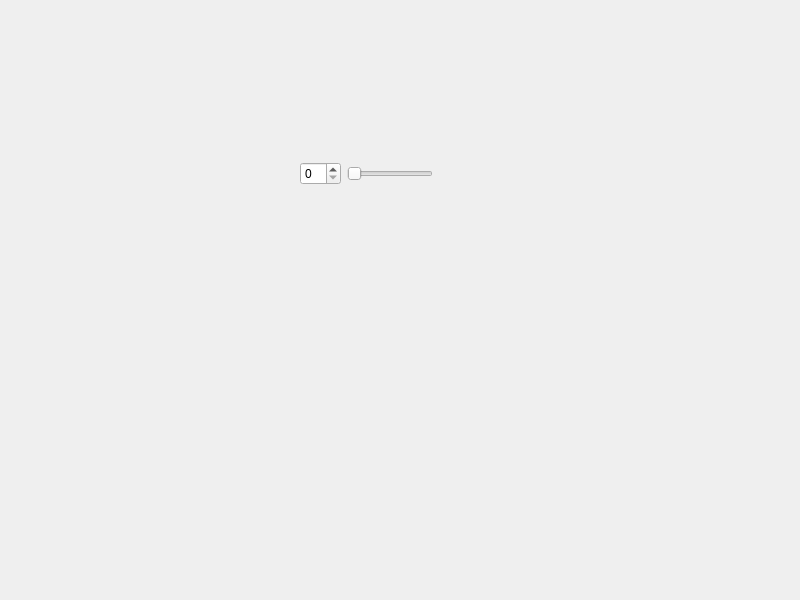
The window that widget.ui (41343102/Spinbox) describes before a commit, drawn with Qt 5.
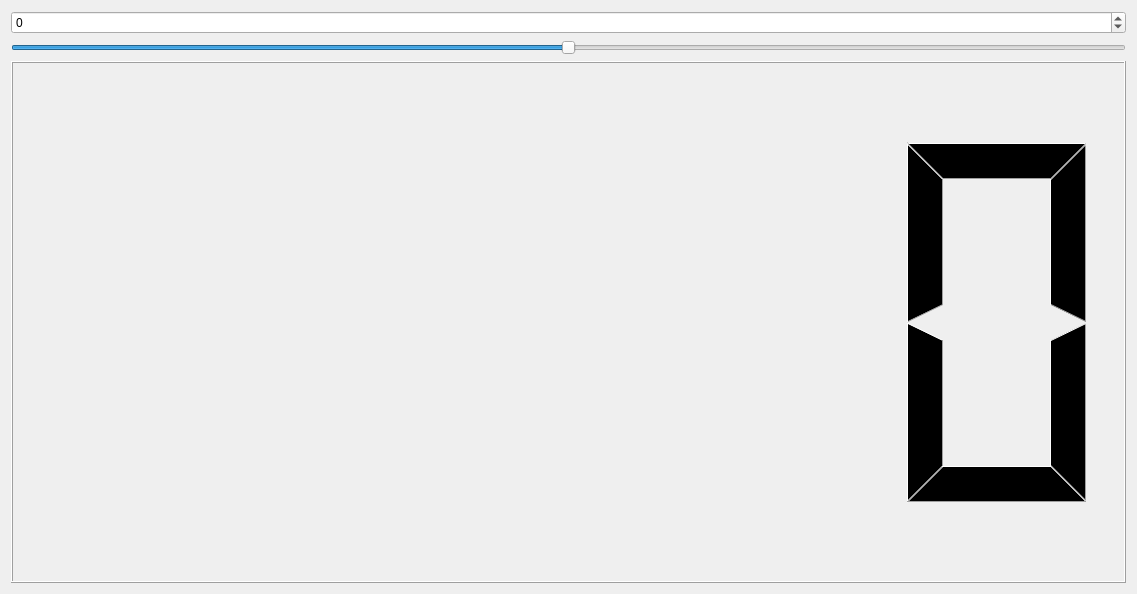
The same window after the commit.

Patch:
```diff
--- a/widget.ui
+++ b/widget.ui
@@ -6,35 +6,45 @@
    <rect>
     <x>0</x>
     <y>0</y>
-    <width>800</width>
-    <height>600</height>
+    <width>1137</width>
+    <height>594</height>
    </rect>
   </property>
   <property name="windowTitle">
    <string>Widget</string>
   </property>
-  <widget class="QWidget" name="">
-   <property name="geometry">
-    <rect>
-     <x>300</x>
-     <y>160</y>
-     <width>133</width>
-     <height>27</height>
-    </rect>
-   </property>
-   <layout class="QHBoxLayout" name="horizontalLayout">
+  <layout class="QVBoxLayout" name="verticalLayout">
     <item>
-     <widget class="QSpinBox" name="spinBox"/>
+    <layout class="QVBoxLayout" name="verticalLayout_2">
+     <item>
+      <widget class="QSpinBox" name="spinBox">
+       <property name="minimum">
+        <number>-100</number>
+       </property>
+       <property name="maximum">
+        <number>100</number>
+       </property>
+      </widget>
     </item>
     <item>
      <widget class="QSlider" name="horizontalSlider">
+       <property name="minimum">
+        <number>-100</number>
+       </property>
+       <property name="maximum">
+        <number>100</number>
+       </property>
       <property name="orientation">
        <enum>Qt::Orientation::Horizontal</enum>
       </property>
      </widget>
     </item>
    </layout>
-  </widget>
+   </item>
+   <item>
+    <widget class="QLCDNumber" name="lcdNumber"/>
+   </item>
+  </layout>
  </widget>
  <resources/>
  <connections>
```
Left out of the diff: 20 changed lines with no effect on the pictures. Lines whose indentation alone changed are shown as unchanged.
